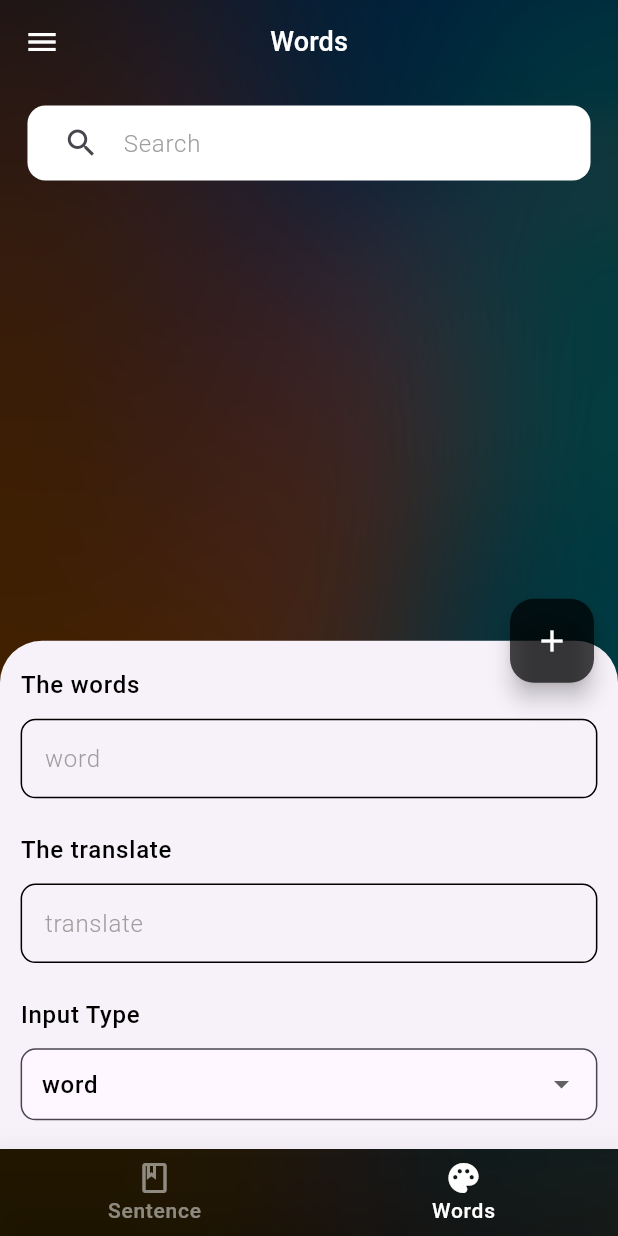
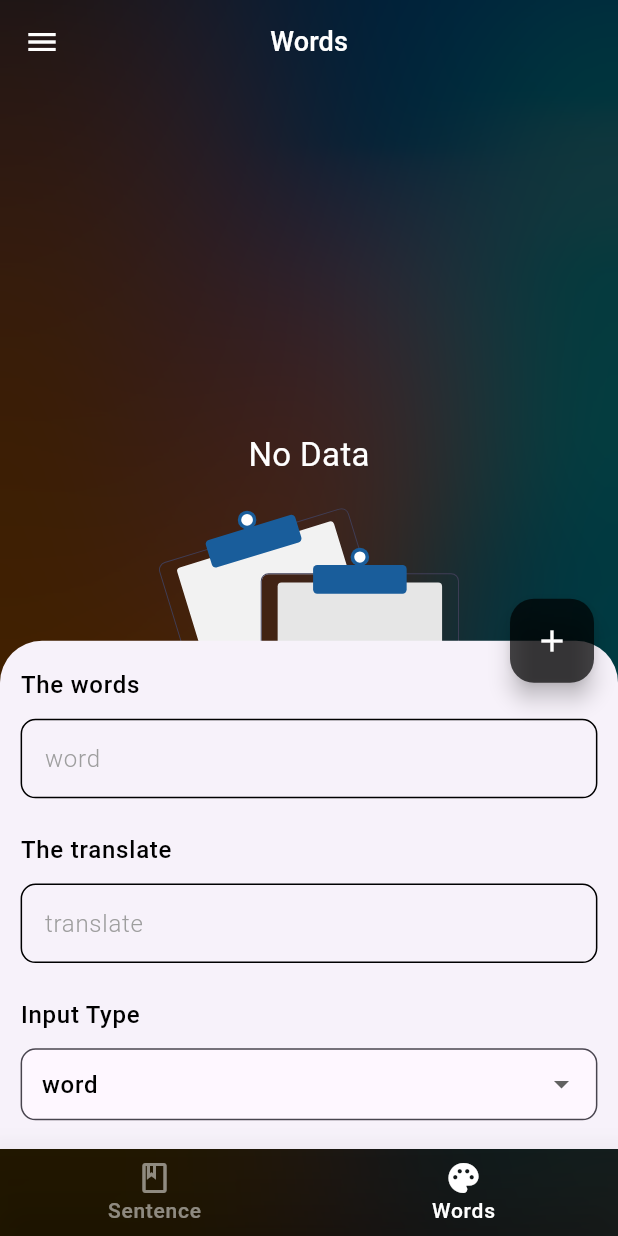
Before and after one commit to alaa556677/English-Course, a Flutter app: the screen it shows after launch, item 2 of the bottom bar chosen, after a tap on the "add" icon, on a phone screen of 412 x 824 dp. Run offline on Flutter 3.47's test engine with Material 3 defaults, Android fonts, the phone set to English and light mode, and no system bars; our stand-ins replace bloc, cloud_firestore, firebase_core, flutter_bloc, flutter_screenutil, flutter_svg and 2 more; accounts and stored records are empty.

Commit message:
no message

```diff
--- /dev/null
+++ b/lib/Features/home/domain/entity/sentence_entity.dart
@@ -0,0 +1,14 @@
+class SentenceDataEntity {
+  late final String sentence;
+  late final String translate;
+
+  SentenceDataEntity({
+    required this.sentence,
+    required this.translate,
+  });
+
+  SentenceDataEntity.fromJson(json){
+    sentence = json['sentence'];
+    translate = json['translate'];
+  }
+}
--- /dev/null
+++ b/lib/Features/home/domain/entity/words_entity.dart
@@ -0,0 +1,14 @@
+class WordsDataEntity {
+  late final String word;
+  late final String translate;
+
+  WordsDataEntity({
+    required this.word,
+    required this.translate,
+  });
+
+  WordsDataEntity.fromJson(json){
+    word = json['word'];
+    translate = json['translate'];
+  }
+}
--- a/lib/Features/home/presentation/cubit/home_cubit.dart
+++ b/lib/Features/home/presentation/cubit/home_cubit.dart
@@ -1,9 +1,12 @@
 import 'package:bloc/bloc.dart';
+import 'package:cloud_firestore/cloud_firestore.dart';
 import 'package:english/Features/home/presentation/cubit/home_states.dart';
 import 'package:flutter/cupertino.dart';
 import 'package:flutter_bloc/flutter_bloc.dart';
 import '../../../../core/shared/sql.dart';
 import '../../../../main.dart';
+import '../../domain/entity/sentence_entity.dart';
+import '../../domain/entity/words_entity.dart';
 
 class HomeCubit extends Cubit<HomeStates> {
   HomeCubit() :super(InitialHomeState());
@@ -21,18 +24,23 @@ class HomeCubit extends Cubit<HomeStates> {
     emit(ChangeIndexState());
   }
 ////////////////////////////////////////////////////////////////////////////////
-  insertData(String text, String translate, String inputType) async {
+  insertData(String inputType) async {
     emit(InsertDataLoading());
+    database.myDeleteDatabase();
     int response = 0;
     try{
       if (inputType == "word"){
-        response = await HomeCubit.instance.database.insertData("INSERT INTO words (word, translate) VALUES ('$text', '$translate')");
+        for(int i = 0 ; i < wordsDataOnlineList.length; i++){
+          response = await HomeCubit.instance.database.insertData("INSERT INTO words (word, translate) VALUES ('${wordsDataOnlineList[i].word}', '${wordsDataOnlineList[i].translate}')");
+        }
         isBottomSheetShown = true;
         readData(1);
         debugPrint("words $response");
         emit(InsertDataSuccess());
       }else if (inputType == "sentence"){
-        response = await HomeCubit.instance.database.insertData("INSERT INTO sentences (sentence, translate) VALUES ('$text', '$translate')");
+        for(int i = 0 ; i < sentencesDataOnlineList.length; i++){
+          response = await HomeCubit.instance.database.insertData("INSERT INTO sentences (sentence, translate) VALUES ('${sentencesDataOnlineList[i].sentence}', '${sentencesDataOnlineList[i].translate}')");
+        }
         isBottomSheetShown = true;
         readData(0);
         debugPrint("sentence $response");
@@ -43,7 +51,7 @@ class HomeCubit extends Cubit<HomeStates> {
       emit(InsertDataError());
     }
   }
-////////////////////////////////////////////////////////////////////////////////
+// ////////////////////////////////////////////////////////////////////////////////
   readData(int index) async {
     try{
       emit(ReadDataLoading());
@@ -79,4 +87,90 @@ class HomeCubit extends Cubit<HomeStates> {
     }
     emit(SearchEndState());
   }
+
+//////////////////////////////////////////////////////////////////////////////////////////////////////////////////////// online data
+  CollectionReference sentenceDataTableOnline = FirebaseFirestore.instance.collection('sentenceData');
+  insertSentenceOnline (String text, String translate){
+    emit(InsertSentenceOnlineLoading());
+    try{
+      sentenceDataTableOnline.add({
+        'sentence': text,
+        'translate': translate,
+      }).then((value){
+        getSentencesOnline();
+      });
+      emit(InsertSentenceOnlineSuccess());
+    } catch (e){
+      emit(InsertSentenceOnlineError());
+    }
+  }
+////////////////////////////////////////////////////////////////////////////////
+  CollectionReference wordDataTableOnline = FirebaseFirestore.instance.collection('wordData');
+  insertWordOnline (String text, String translate){
+    emit(InsertWordOnlineLoading());
+    try{
+      wordDataTableOnline.add({
+        'word': text,
+        'translate': translate,
+      }).then((value){
+        getWordsOnline();
+      });
+      emit(InsertWordOnlineSuccess());
+    } catch (e){
+      emit(InsertWordOnlineError());
+    }
+  }
+////////////////////////////////////////////////////////////////////////////////
+  List <SentenceDataEntity> sentencesDataOnlineList = [];
+  getSentencesOnline () async {
+    emit(GetSentencesOnlineLoading());
+    sentencesDataOnlineList.clear();
+    await FirebaseFirestore.instance.collection('sentenceData').get().then((value){
+      for(var i in value.docs){
+        sentencesDataOnlineList.add(SentenceDataEntity.fromJson(i.data()));
+      }
+      // if(sentencesDataOnlineList.isNotEmpty){
+      //   insertData("sentence");
+      // }
+      emit(GetSentencesOnlineSuccess());
+    }).catchError((error){
+      debugPrint('error ${error.toString()}');
+      emit(GetSentencesOnlineError());
+    });
+  }
+////////////////////////////////////////////////////////////////////////////////
+  List <WordsDataEntity> wordsDataOnlineList = [];
+  getWordsOnline () async {
+    emit(GetWordsOnlineLoading());
+    wordsDataOnlineList.clear();
+    await FirebaseFirestore.instance.collection('wordData').get().then((value){
+      for(var i in value.docs){
+        wordsDataOnlineList.add(WordsDataEntity.fromJson(i.data()));
+      }
+      emit(GetWordsOnlineSuccess());
+    }).catchError((error){
+      debugPrint('error ${error.toString()}');
+      emit(GetWordsOnlineError());
+    });
+  }
+////////////////////////////////////////////////////////////////////////////////
+  List <SentenceDataEntity> searchSentenceListOnline = [];
+  searchForSentenceOnline (String text) {
+    emit(SearchStarting());
+    searchSentenceListOnline.clear();
+    if(text.isNotEmpty){
+      searchSentenceListOnline.addAll(sentencesDataOnlineList.where((element) => element.sentence.toLowerCase().contains(text.toLowerCase())));
+    }
+    emit(SearchEndState());
+  }
+////////////////////////////////////////////////////////////////////////////////
+  List <WordsDataEntity> searchWordsListOnline = [];
+  searchForWordsOnline (String text) {
+    emit(SearchStarting());
+    searchWordsListOnline.clear();
+    if(text.isNotEmpty){
+      searchWordsListOnline.addAll(wordsDataOnlineList.where((element) => element.word.toLowerCase().contains(text.toLowerCase())));
+    }
+    emit(SearchEndState());
+  }
 }
--- a/lib/Features/home/presentation/cubit/home_states.dart
+++ b/lib/Features/home/presentation/cubit/home_states.dart
@@ -14,3 +14,19 @@ class ReadDataError extends HomeStates{}
 
 class SearchStarting extends HomeStates{}
 class SearchEndState extends HomeStates{}
+
+class InsertSentenceOnlineLoading extends HomeStates{}
+class InsertSentenceOnlineSuccess extends HomeStates{}
+class InsertSentenceOnlineError extends HomeStates{}
+
+class InsertWordOnlineLoading extends HomeStates{}
+class InsertWordOnlineSuccess extends HomeStates{}
+class InsertWordOnlineError extends HomeStates{}
+
+class GetSentencesOnlineLoading extends HomeStates{}
+class GetSentencesOnlineSuccess extends HomeStates{}
+class GetSentencesOnlineError extends HomeStates{}
+
+class GetWordsOnlineLoading extends HomeStates{}
+class GetWordsOnlineSuccess extends HomeStates{}
+class GetWordsOnlineError extends HomeStates{}
--- a/lib/Features/home/presentation/pages/home_page.dart
+++ b/lib/Features/home/presentation/pages/home_page.dart
@@ -22,6 +22,13 @@ class _HomePageState extends State<HomePage> {
   TextEditingController words = TextEditingController();
   TextEditingController translate = TextEditingController();
   var inputType = "word";
+
+  @override
+  void dispose() {
+    words.dispose();
+    translate.dispose();
+    super.dispose();
+  }
 
   @override
   Widget build(BuildContext context) {
@@ -77,7 +84,7 @@ class _HomePageState extends State<HomePage> {
                             DefaultText(
                               text: "Input Type",
                               themeStyle: Theme.of(context).textTheme.labelMedium!.copyWith(
-                                  color: AppColors.blackColor
+                                  color: AppColors.blackColor,
                               ),
                             ),
                             SizedBox(height: 10.h,),
@@ -116,11 +123,22 @@ class _HomePageState extends State<HomePage> {
                   },
                 )).closed.then((value){
                   setState(() {HomeCubit.instance.isBottomSheetShown = true;});
+                  words.clear();
+                  translate.clear();
                 });
                 setState(() {HomeCubit.instance.isBottomSheetShown = false;});
+                words.clear();
+                translate.clear();
               }else{
-                HomeCubit.instance.insertData(words.text, translate.text, inputType);
+                if(inputType == "word"){
+                  HomeCubit.instance.insertWordOnline(words.text, translate.text);
+                }else if (inputType == "sentence"){
+                  HomeCubit.instance.insertSentenceOnline(words.text, translate.text);
+                }
+                // HomeCubit.instance.insertData(words.text, translate.text, inputType);
                 Navigator.pop(context);
+                words.clear();
+                translate.clear();
               }
             },
             backgroundColor: AppColors.blackColor.withOpacity(.7),
--- a/lib/Features/home/presentation/pages/sentence_page.dart
+++ b/lib/Features/home/presentation/pages/sentence_page.dart
@@ -3,6 +3,7 @@ import 'package:english/Features/home/presentation/pages/widgets/card_sentence_w
 import 'package:flutter/material.dart';
 import 'package:flutter_bloc/flutter_bloc.dart';
 import 'package:flutter_screenutil/flutter_screenutil.dart';
+import '../../../../core/widgets/default_no_data_found.dart';
 import '../../../../core/widgets/default_search_box.dart';
 import '../cubit/home_states.dart';
 
@@ -18,8 +19,13 @@ class _SentencePageState extends State<SentencePage> {
 
   @override
   void initState() {
-    HomeCubit.instance.readData(0);
+    // HomeCubit.instance.readData(0);
+    onInit();
     super.initState();
+  }
+
+  onInit() async{
+    await HomeCubit.instance.getSentencesOnline();
   }
 
   @override
@@ -27,31 +33,35 @@ class _SentencePageState extends State<SentencePage> {
     return BlocConsumer <HomeCubit, HomeStates> (
       listener: (context, state){},
       builder: (context, state) {
-        return Column(
+        return state is GetSentencesOnlineLoading ? const Center(child: CircularProgressIndicator()) : HomeCubit.instance.sentencesDataOnlineList.isEmpty ? const NotFoundPage(label: "No Data",) :Column(
           children: [
             SearchTextForm(
               searchController: searchController,
               radius: 12,
               onChanged: (value){
-                HomeCubit.instance.searchForSentence(searchController.text);
+                HomeCubit.instance.searchForSentenceOnline(searchController.text);
               },
             ),
             SizedBox(height: 14.h,),
             Expanded(
-              child: HomeCubit.instance.searchSentenceData.isEmpty ? ListView.separated(
+              child: HomeCubit.instance.searchSentenceListOnline.isNotEmpty ? ListView.separated(
+              // child: false ? ListView.separated(
                   itemBuilder: (context, index) => CardSentenceWidget(
-                    englishText: HomeCubit.instance.sentenceList[index]['sentence'],
-                    arabicText: HomeCubit.instance.sentenceList[index]['translate'],
+                    englishText: HomeCubit.instance.searchSentenceListOnline[index].sentence,
+                    arabicText: HomeCubit.instance.searchSentenceListOnline[index].translate,
                   ),
                   separatorBuilder: (context, index) => SizedBox(height: 12.h,),
-                  itemCount: HomeCubit.instance.sentenceList.length
+                  itemCount: HomeCubit.instance.searchSentenceListOnline.length
               ) : ListView.separated(
                   itemBuilder: (context, index) => CardSentenceWidget(
-                    englishText: HomeCubit.instance.searchSentenceData[index]['sentence'],
-                    arabicText: HomeCubit.instance.searchSentenceData[index]['translate'],
+                    // englishText: HomeCubit.instance.sentenceList[index]['sentence'],
+                    englishText: HomeCubit.instance.sentencesDataOnlineList[index].sentence,
+                    // arabicText: HomeCubit.instance.sentenceList[index]['translate'],
+                    arabicText: HomeCubit.instance.sentencesDataOnlineList[index].translate,
                   ),
                   separatorBuilder: (context, index) => SizedBox(height: 12.h,),
-                  itemCount: HomeCubit.instance.searchSentenceData.length
+                  // itemCount: HomeCubit.instance.sentenceList.length
+                  itemCount: HomeCubit.instance.sentencesDataOnlineList.length
               ),
             ),
           ],
--- a/lib/Features/home/presentation/pages/widgets/card_sentence_widget.dart
+++ b/lib/Features/home/presentation/pages/widgets/card_sentence_widget.dart
@@ -31,7 +31,8 @@ class _CardSentenceWidgetState extends State<CardSentenceWidget> {
           DefaultText(
             text: widget.englishText,
             themeStyle: Theme.of(context).textTheme.labelMedium!.copyWith(
-              color: AppColors.blackColor
+              color: AppColors.blackColor,
+              fontWeight: FontWeight.w600
             ),
           ),
           SizedBox(height: 12.h,),
@@ -43,6 +44,7 @@ class _CardSentenceWidgetState extends State<CardSentenceWidget> {
                   text: widget.arabicText,
                   themeStyle: Theme.of(context).textTheme.labelMedium!.copyWith(
                     color: AppColors.blackColor,
+                    fontWeight: FontWeight.w600
                   ),
                 ),
               ],
--- a/lib/Features/home/presentation/pages/widgets/card_word_widget.dart
+++ b/lib/Features/home/presentation/pages/widgets/card_word_widget.dart
@@ -31,7 +31,8 @@ class _CardWordWidgetState extends State<CardWordWidget> {
           DefaultText(
             text: widget.englishText,
             themeStyle: Theme.of(context).textTheme.labelMedium!.copyWith(
-                color: AppColors.blackColor
+                color: AppColors.blackColor,
+                fontWeight: FontWeight.w600
             ),
           ),
           Directionality(
@@ -40,6 +41,7 @@ class _CardWordWidgetState extends State<CardWordWidget> {
               text: widget.arabicText,
               themeStyle: Theme.of(context).textTheme.labelMedium!.copyWith(
                 color: AppColors.blackColor,
+                fontWeight: FontWeight.w600
               ),
             ),
           ),
--- a/lib/Features/home/presentation/pages/words_page.dart
+++ b/lib/Features/home/presentation/pages/words_page.dart
@@ -4,6 +4,7 @@ import 'package:english/Features/home/presentation/pages/widgets/card_word_widge
 import 'package:flutter/material.dart';
 import 'package:flutter_bloc/flutter_bloc.dart';
 import 'package:flutter_screenutil/flutter_screenutil.dart';
+import '../../../../core/widgets/default_no_data_found.dart';
 import '../../../../core/widgets/default_search_box.dart';
 import '../cubit/home_cubit.dart';
 
@@ -18,7 +19,8 @@ class _WordsPageState extends State<WordsPage> {
   TextEditingController searchController = TextEditingController();
   @override
   void initState() {
-    HomeCubit.instance.readData(1);
+    // HomeCubit.instance.readData(1);
+    HomeCubit.instance.getWordsOnline();
     super.initState();
   }
 
@@ -27,31 +29,32 @@ class _WordsPageState extends State<WordsPage> {
     return BlocConsumer <HomeCubit, HomeStates> (
       listener: (context, state){},
       builder: (context, state) {
-        return Column(
+        return state is GetWordsOnlineLoading ? const Center(child: CircularProgressIndicator(),) : HomeCubit.instance.wordsDataOnlineList.isEmpty ? const NotFoundPage(label: "No Data",) : Column(
           children: [
             SearchTextForm(
               searchController: searchController,
               radius: 12,
               onChanged: (value){
-                HomeCubit.instance.searchForWord(searchController.text);
+                HomeCubit.instance.searchForWordsOnline(searchController.text);
               },
             ),
             SizedBox(height: 14.h,),
             Expanded(
-              child: HomeCubit.instance.searchWordData.isEmpty ? ListView.separated(
+              child: HomeCubit.instance.searchWordsListOnline.isNotEmpty ? ListView.separated(
+              // child: false ? ListView.separated(
                   itemBuilder: (context, index) => CardWordWidget(
-                    englishText: HomeCubit.instance.wordsList[index]['word'],
-                    arabicText: HomeCubit.instance.wordsList[index]['translate'],
+                    englishText: HomeCubit.instance.searchWordsListOnline[index].word,
+                    arabicText: HomeCubit.instance.searchWordsListOnline[index].translate,
                   ),
                   separatorBuilder: (context, index) => SizedBox(height: 12.h,),
-                  itemCount: HomeCubit.instance.wordsList.length
+                  itemCount: HomeCubit.instance.searchWordsListOnline.length
               ) : ListView.separated(
                   itemBuilder: (context, index) => CardWordWidget(
-                    englishText: HomeCubit.instance.searchWordData[index]['sentence'],
-                    arabicText: HomeCubit.instance.searchWordData[index]['translate'],
+                    englishText: HomeCubit.instance.wordsDataOnlineList[index].word,
+                    arabicText: HomeCubit.instance.wordsDataOnlineList[index].translate,
                   ),
                   separatorBuilder: (context, index) => SizedBox(height: 12.h,),
-                  itemCount: HomeCubit.instance.searchWordData.length
+                  itemCount: HomeCubit.instance.wordsDataOnlineList.length
               ),
             ),
           ],
--- /dev/null
+++ b/lib/core/constants/image_path.dart
@@ -0,0 +1,3 @@
+class ImagesPath{
+  static const String empty = 'assets/images/empty.svg';
+}
--- a/lib/core/shared/sql.dart
+++ b/lib/core/shared/sql.dart
@@ -16,7 +16,7 @@ class SqlDB{
 
   initialDatabase () async {
     String databasePath = await getDatabasesPath ();
-    String path = join (databasePath, 'notes.db');
+    String path = join (databasePath, 'english.db');
     Database database = await openDatabase (
         path, onCreate: _onCreate,
         version: 1,
@@ -72,7 +72,7 @@ class SqlDB{
 
   myDeleteDatabase () async {
     String databasePath = await getDatabasesPath ();
-    String path = join (databasePath, 'notes.db');
+    String path = join (databasePath, 'english.db');
     await deleteDatabase (path);
   }
 
--- /dev/null
+++ b/lib/core/widgets/default_no_data_found.dart
@@ -0,0 +1,34 @@
+import 'package:english/core/widgets/default_text.dart';
+import 'package:flutter/material.dart';
+import 'package:flutter_svg/flutter_svg.dart';
+
+import '../constants/image_path.dart';
+
+class NotFoundPage extends StatelessWidget {
+  const NotFoundPage({super.key, this.label});
+  final String? label;
+  @override
+  Widget build(BuildContext context) {
+    return  Center(
+      child: TweenAnimationBuilder(
+        curve: Curves.bounceOut,
+        duration: const Duration(seconds: 2),
+        tween: Tween<double>(begin: 12.0, end: 30.0),
+        builder: (BuildContext context, double? value, Widget? child) {
+          return Column(
+            mainAxisAlignment: MainAxisAlignment.center,
+            children: [
+              DefaultText(
+                text: label!,
+                themeStyle: Theme.of(context).textTheme.bodyMedium,
+              ),
+              const SizedBox(height: 20),
+              SvgPicture.asset(ImagesPath.empty, width: 200),
+            ],
+          );
+        },
+      ),
+
+    );
+  }
+}
--- a/lib/core/widgets/default_textFormField.dart
+++ b/lib/core/widgets/default_textFormField.dart
@@ -67,7 +67,8 @@ class ChatTextFormField extends StatelessWidget{
         SizedBox(height: 10.h,),
         TextFormField(
           style: Theme.of(context).textTheme.labelMedium!.copyWith(
-            color: AppColors.blackColor
+            color: AppColors.blackColor,
+            fontWeight: FontWeight.w600
           ),
           validator: validator,
           obscureText: obscureText,
--- a/lib/main.dart
+++ b/lib/main.dart
@@ -4,8 +4,14 @@ import 'package:flutter/material.dart';
 import 'package:flutter_bloc/flutter_bloc.dart';
 import 'package:flutter_screenutil/flutter_screenutil.dart';
 import 'Features/home/presentation/pages/home_page.dart';
+import 'package:firebase_core/firebase_core.dart';
+import 'firebase_options.dart';
 
-void main() {
+void main() async {
+  WidgetsFlutterBinding.ensureInitialized();
+  await Firebase.initializeApp(
+    options: DefaultFirebaseOptions.currentPlatform,
+  );
   runApp(const MyApp());
 }
 
```
Also changed, not shown: pubspec.yaml (+8 -0 lines), assets/images/empty.svg (added), firebase.json (added), lib/firebase_options.dart (added), pubspec.lock, 3 other files.
